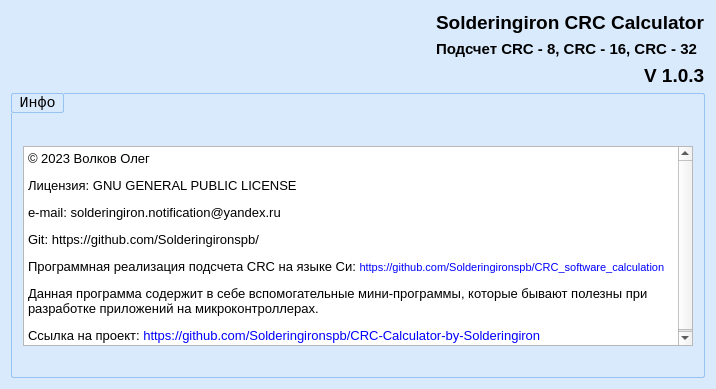
Old version of the form about.ui in the repository Solderingironspb/CRC-Calculator-by-Solderingiron.
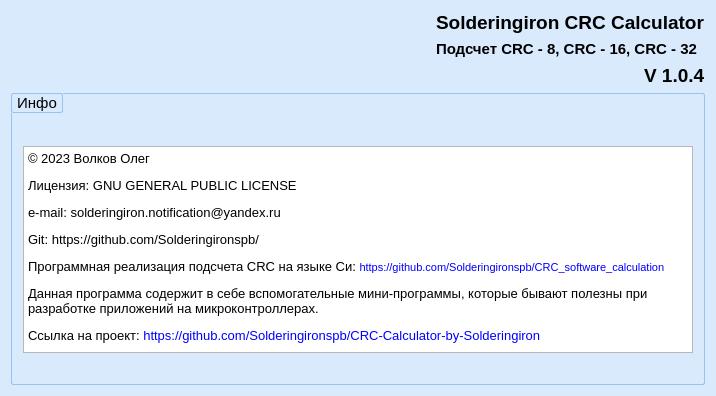
New version of the form.

The edit to the form file:
```diff
--- a/about.ui
+++ b/about.ui
@@ -10,7 +10,7 @@
     <x>0</x>
     <y>0</y>
     <width>716</width>
-    <height>389</height>
+    <height>396</height>
    </rect>
   </property>
   <property name="sizePolicy">
@@ -128,12 +128,11 @@
            <property name="font">
             <font>
              <pointsize>14</pointsize>
-             <weight>75</weight>
              <bold>true</bold>
             </font>
            </property>
            <property name="text">
-            <string>V 1.0.3</string>
+            <string>V 1.0.4</string>
            </property>
           </widget>
          </item>
@@ -165,7 +164,6 @@
      </property>
      <property name="font">
       <font>
-       <family>Consolas</family>
        <pointsize>11</pointsize>
       </font>
      </property>
@@ -219,16 +217,16 @@
         </property>
         <property name="html">
          <string>&lt;!DOCTYPE HTML PUBLIC &quot;-//W3C//DTD HTML 4.0//EN&quot; &quot;http://www.w3.org/TR/REC-html40/strict.dtd&quot;&gt;
-&lt;html&gt;&lt;head&gt;&lt;meta name=&quot;qrichtext&quot; content=&quot;1&quot; /&gt;&lt;style type=&quot;text/css&quot;&gt;
+&lt;html&gt;&lt;head&gt;&lt;meta name=&quot;qrichtext&quot; content=&quot;1&quot; /&gt;&lt;meta charset=&quot;utf-8&quot; /&gt;&lt;style type=&quot;text/css&quot;&gt;
 p, li { white-space: pre-wrap; }
-&lt;/style&gt;&lt;/head&gt;&lt;body style=&quot; font-family:'MS Shell Dlg 2'; font-size:8.25pt; font-weight:400; font-style:normal;&quot;&gt;
-&lt;p style=&quot; margin-top:12px; margin-bottom:12px; margin-left:0px; margin-right:0px; -qt-block-indent:0; text-indent:0px;&quot;&gt;&lt;span style=&quot; font-size:10pt;&quot;&gt;© 2023 Волков Олег &lt;/span&gt;&lt;/p&gt;
-&lt;p style=&quot; margin-top:12px; margin-bottom:12px; margin-left:0px; margin-right:0px; -qt-block-indent:0; text-indent:0px;&quot;&gt;&lt;span style=&quot; font-size:10pt;&quot;&gt;Лицензия: GNU GENERAL PUBLIC LICENSE&lt;/span&gt;&lt;/p&gt;
-&lt;p style=&quot; margin-top:12px; margin-bottom:12px; margin-left:0px; margin-right:0px; -qt-block-indent:0; text-indent:0px;&quot;&gt;&lt;span style=&quot; font-size:10pt;&quot;&gt;e-mail: solderingiron.notification@yandex.ru&lt;/span&gt;&lt;/p&gt;
-&lt;p style=&quot; margin-top:12px; margin-bottom:12px; margin-left:0px; margin-right:0px; -qt-block-indent:0; text-indent:0px;&quot;&gt;&lt;span style=&quot; font-size:10pt;&quot;&gt;Git: https://github.com/Solderingironspb/&lt;/span&gt;&lt;/p&gt;
-&lt;p style=&quot; margin-top:12px; margin-bottom:12px; margin-left:0px; margin-right:0px; -qt-block-indent:0; text-indent:0px;&quot;&gt;&lt;span style=&quot; font-size:10pt;&quot;&gt;Программная реализация подсчета CRC на языке Си: &lt;/span&gt;&lt;span style=&quot; color:#0000ff;&quot;&gt;https://github.com/Solderingironspb/CRC_software_calculation&lt;/span&gt;&lt;/p&gt;
-&lt;p style=&quot; margin-top:12px; margin-bottom:12px; margin-left:0px; margin-right:0px; -qt-block-indent:0; text-indent:0px;&quot;&gt;&lt;span style=&quot; font-size:10pt;&quot;&gt;Данная программа содержит в себе вспомогательные мини-программы, которые бывают полезны при разработке приложений на микроконтроллерах.&lt;/span&gt;&lt;/p&gt;
-&lt;p style=&quot; margin-top:12px; margin-bottom:12px; margin-left:0px; margin-right:0px; -qt-block-indent:0; text-indent:0px;&quot;&gt;&lt;span style=&quot; font-size:10pt;&quot;&gt;Ссылка на проект: &lt;/span&gt;&lt;span style=&quot; font-size:10pt; color:#0000ff;&quot;&gt;https://github.com/Solderingironspb/CRC-Calculator-by-Solderingiron&lt;/span&gt;&lt;/p&gt;&lt;/body&gt;&lt;/html&gt;</string>
+&lt;/style&gt;&lt;/head&gt;&lt;body style=&quot; font-family:'Segoe UI'; font-size:9pt; font-weight:400; font-style:normal;&quot;&gt;
+&lt;p style=&quot; margin-top:12px; margin-bottom:12px; margin-left:0px; margin-right:0px; -qt-block-indent:0; text-indent:0px;&quot;&gt;&lt;span style=&quot; font-family:'MS Shell Dlg 2'; font-size:10pt;&quot;&gt;© 2023 Волков Олег &lt;/span&gt;&lt;/p&gt;
+&lt;p style=&quot; margin-top:12px; margin-bottom:12px; margin-left:0px; margin-right:0px; -qt-block-indent:0; text-indent:0px;&quot;&gt;&lt;span style=&quot; font-family:'MS Shell Dlg 2'; font-size:10pt;&quot;&gt;Лицензия: GNU GENERAL PUBLIC LICENSE&lt;/span&gt;&lt;/p&gt;
+&lt;p style=&quot; margin-top:12px; margin-bottom:12px; margin-left:0px; margin-right:0px; -qt-block-indent:0; text-indent:0px;&quot;&gt;&lt;span style=&quot; font-family:'MS Shell Dlg 2'; font-size:10pt;&quot;&gt;e-mail: solderingiron.notification@yandex.ru&lt;/span&gt;&lt;/p&gt;
+&lt;p style=&quot; margin-top:12px; margin-bottom:12px; margin-left:0px; margin-right:0px; -qt-block-indent:0; text-indent:0px;&quot;&gt;&lt;span style=&quot; font-family:'MS Shell Dlg 2'; font-size:10pt;&quot;&gt;Git: https://github.com/Solderingironspb/&lt;/span&gt;&lt;/p&gt;
+&lt;p style=&quot; margin-top:12px; margin-bottom:12px; margin-left:0px; margin-right:0px; -qt-block-indent:0; text-indent:0px;&quot;&gt;&lt;span style=&quot; font-family:'MS Shell Dlg 2'; font-size:10pt;&quot;&gt;Программная реализация подсчета CRC на языке Си: &lt;/span&gt;&lt;span style=&quot; font-family:'MS Shell Dlg 2'; font-size:8.25pt; color:#0000ff;&quot;&gt;https://github.com/Solderingironspb/CRC_software_calculation&lt;/span&gt;&lt;/p&gt;
+&lt;p style=&quot; margin-top:12px; margin-bottom:12px; margin-left:0px; margin-right:0px; -qt-block-indent:0; text-indent:0px;&quot;&gt;&lt;span style=&quot; font-family:'MS Shell Dlg 2'; font-size:10pt;&quot;&gt;Данная программа содержит в себе вспомогательные мини-программы, которые бывают полезны при разработке приложений на микроконтроллерах.&lt;/span&gt;&lt;/p&gt;
+&lt;p style=&quot; margin-top:12px; margin-bottom:12px; margin-left:0px; margin-right:0px; -qt-block-indent:0; text-indent:0px;&quot;&gt;&lt;span style=&quot; font-family:'MS Shell Dlg 2'; font-size:10pt;&quot;&gt;Ссылка на проект: &lt;/span&gt;&lt;span style=&quot; font-family:'MS Shell Dlg 2'; font-size:10pt; color:#0000ff;&quot;&gt;https://github.com/Solderingironspb/CRC-Calculator-by-Solderingiron&lt;/span&gt;&lt;/p&gt;&lt;/body&gt;&lt;/html&gt;</string>
         </property>
        </widget>
       </item>
```
Left out of the diff: 2 changed lines with no effect on the pictures.
